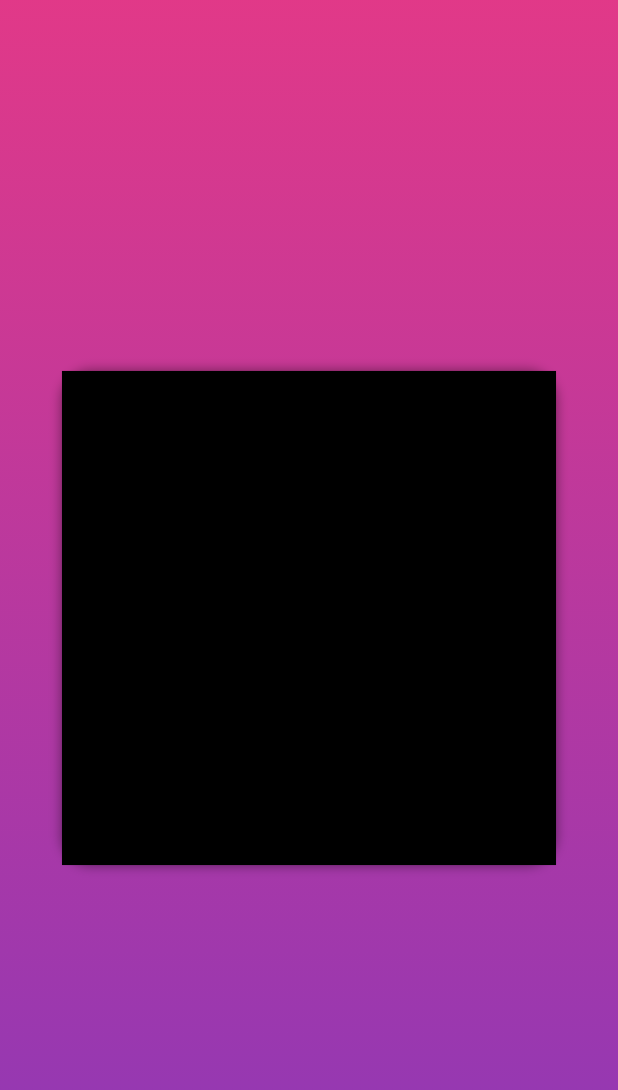
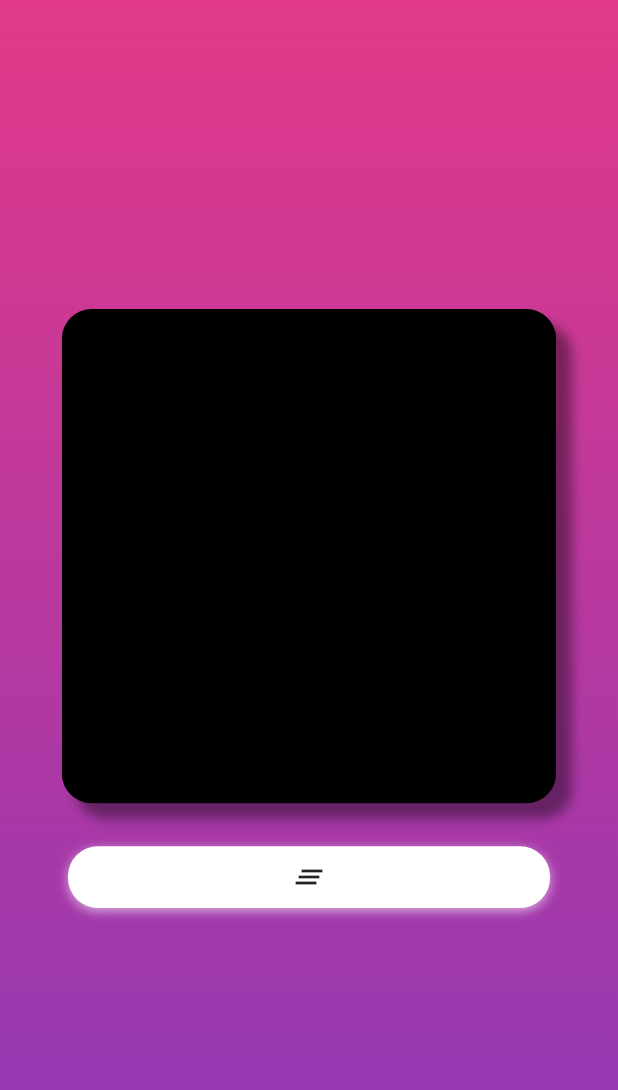
Before and after one commit to Waytoaniket/HumanGenerator, a Flutter app: the screen it shows after launch, on a phone screen of 412 x 824 dp. Shown: the top 1090 px of the screen. Run offline on Flutter 3.47's test engine with Material 2 defaults, Android fonts, the phone set to English and light mode, and no system bars; missing offline and left inert: splash_screen_view.

Commit message:
Bug Fixed

```diff
--- a/lib/screens/drawing.dart
+++ b/lib/screens/drawing.dart
@@ -20,7 +20,7 @@ class MyCustomPainter extends CustomPainter {
     canvas.drawRect(rect, backgroung);
     canvas.clipRect(rect);
 
-    for (int x = 0; x < points.length; x++) {
+    for (int x = 0; x < points.length - 1; x++) {
       if (points[x] != null && points[x + 1] != null) {
         canvas.drawLine(
             points[x]!.point, points[x + 1]!.point, points[x]!.areaPaint);
--- a/lib/screens/home.dart
+++ b/lib/screens/home.dart
@@ -45,6 +45,7 @@ class _HomeState extends State<Home> {
                     borderRadius: BorderRadius.circular(20),
                     boxShadow: [
                       BoxShadow(
+                        offset: Offset(10, 10),
                         blurRadius: 6,
                         color: Colors.black.withOpacity(0.4),
                       ),
@@ -84,7 +85,7 @@ class _HomeState extends State<Home> {
                     },
                     child: SizedBox.expand(
                       child: ClipRRect(
-                        borderRadius: BorderRadius.circular(00),
+                        borderRadius: BorderRadius.circular(20),
                         child: CustomPaint(
                           painter: MyCustomPainter(points: points),
                         ),
@@ -93,26 +94,33 @@ class _HomeState extends State<Home> {
                   ),
                 ),
               ),
-
-              // Padding(
-              //   padding: EdgeInsets.all(size.width * .1),
-              //   child: Container(
-              //     height: size.width * .1,
-              //     width: size.width,
-              //     decoration: BoxDecoration(
-              //       color: Colors.white,
-              //       borderRadius: BorderRadius.circular(20),
-              //     ),
-              //     child: IconButton(
-              //       icon: Icon(Icons.clear_all),
-              //       onPressed: () {
-              //         this.setState(() {
-              //           points.clear();
-              //         });
-              //       },
-              //     ),
-              //   ),
-              // )
+              Padding(
+                padding: EdgeInsets.symmetric(
+                    vertical: size.width * .05, horizontal: size.width * .11),
+                child: Container(
+                  height: size.width * .1,
+                  width: size.width,
+                  decoration: BoxDecoration(
+                    color: Colors.white,
+                    borderRadius: BorderRadius.circular(20),
+                    boxShadow: [
+                      BoxShadow(
+                        color: Colors.white.withOpacity(0.6),
+                        offset: const Offset(0, 2),
+                        blurRadius: 6,
+                      ),
+                    ],
+                  ),
+                  child: IconButton(
+                    icon: Icon(Icons.clear_all),
+                    onPressed: () {
+                      this.setState(() {
+                        points.clear();
+                      });
+                    },
+                  ),
+                ),
+              )
             ],
           ),
         )
```
